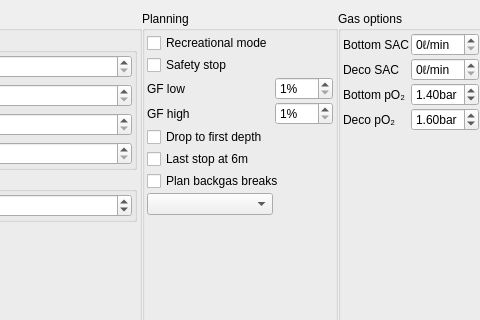
Above: qt-ui/plannerSettings.ui from subsurface/subsurface before the change; both pictures show x 432 to 912 and y 0 to 320 of the 1102 by 442 pixel window. Below: the same form after it.
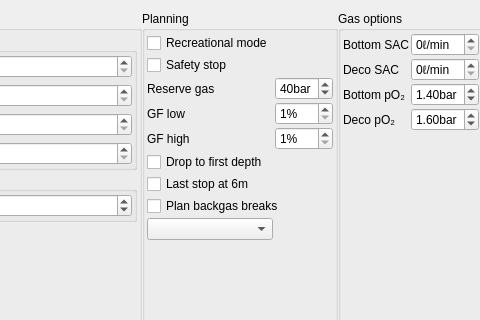
That is the form after the change.

Commit message:
Recmode: Allow the user to specify gas reserve.
Since most regulators have an intermediate pressure of 10bar
the minimum value is 10 while the max is 99.

Diff of the .ui file:
```diff
--- a/qt-ui/plannerSettings.ui
+++ b/qt-ui/plannerSettings.ui
@@ -262,21 +262,21 @@
           <property name="spacing">
            <number>2</number>
           </property>
-          <item row="3" column="1">
+          <item row="6" column="1">
            <widget class="QLabel" name="label_16">
             <property name="text">
              <string>GF high</string>
             </property>
            </widget>
           </item>
-          <item row="6" column="1" colspan="2">
+          <item row="9" column="1" colspan="2">
            <widget class="QCheckBox" name="backgasBreaks">
             <property name="text">
              <string>Plan backgas breaks</string>
             </property>
            </widget>
           </item>
-          <item row="3" column="2">
+          <item row="6" column="2">
            <widget class="QSpinBox" name="gfhigh">
             <property name="suffix">
              <string>%</string>
@@ -289,14 +289,14 @@
             </property>
            </widget>
           </item>
-          <item row="5" column="1" colspan="2">
+          <item row="8" column="1" colspan="2">
            <widget class="QCheckBox" name="lastStop">
             <property name="text">
              <string>Last stop at 6m</string>
             </property>
            </widget>
           </item>
-          <item row="7" column="1">
+          <item row="10" column="1">
            <widget class="QComboBox" name="rebreathermode">
             <property name="currentText">
              <string/>
@@ -306,7 +306,7 @@
             </property>
            </widget>
           </item>
-          <item row="2" column="2">
+          <item row="5" column="2">
            <widget class="QSpinBox" name="gflow">
             <property name="suffix">
              <string>%</string>
@@ -319,14 +319,14 @@
             </property>
            </widget>
           </item>
-          <item row="4" column="1" colspan="2">
+          <item row="7" column="1" colspan="2">
            <widget class="QCheckBox" name="drop_stone_mode">
             <property name="text">
              <string>Drop to first depth</string>
             </property>
            </widget>
           </item>
-          <item row="8" column="1">
+          <item row="11" column="1">
            <spacer name="verticalSpacer_2">
             <property name="orientation">
              <enum>Qt::Vertical</enum>
@@ -339,7 +339,7 @@
             </property>
            </spacer>
           </item>
-          <item row="2" column="1">
+          <item row="5" column="1">
            <widget class="QLabel" name="label_15">
             <property name="text">
              <string>GF low</string>
@@ -363,6 +363,32 @@
             </property>
            </widget>
           </item>
+          <item row="2" column="1">
+           <widget class="QLabel" name="label_3">
+            <property name="text">
+             <string>Reserve gas</string>
+            </property>
+           </widget>
+          </item>
+          <item row="2" column="2">
+           <widget class="QSpinBox" name="reserve_gas">
+            <property name="suffix">
+             <string>bar</string>
+            </property>
+            <property name="prefix">
+             <string/>
+            </property>
+            <property name="minimum">
+             <number>10</number>
+            </property>
+            <property name="maximum">
+             <number>99</number>
+            </property>
+            <property name="value">
+             <number>40</number>
+            </property>
+           </widget>
+          </item>
          </layout>
         </widget>
        </item>
```
The commit also changes 5 other files.
